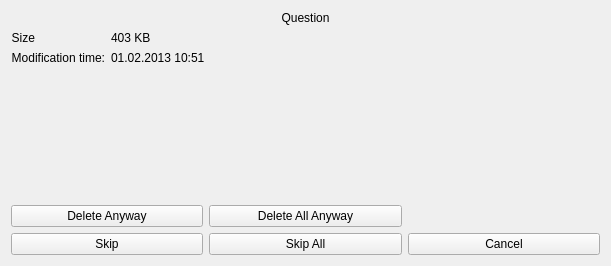
Old version of the form qt-app/src/progressdialogs/cpromptdialog.ui in the repository VioletGiraffe/file-commander.
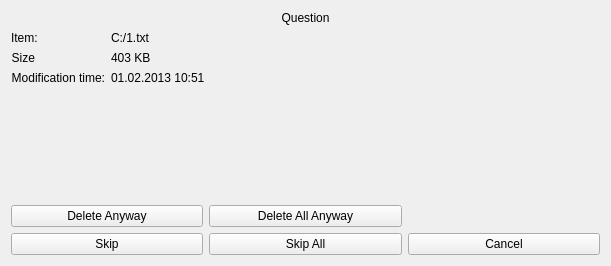
New version of the form. The open tabs and pages were chosen to show the change.

Patch:
```diff
--- a/qt-app/src/progressdialogs/cpromptdialog.ui
+++ b/qt-app/src/progressdialogs/cpromptdialog.ui
@@ -241,7 +241,7 @@
        </property>
        <item>
         <layout class="QFormLayout" name="formLayout">
-         <item row="0" column="0">
+         <item row="1" column="0">
           <widget class="QLabel" name="label_8">
            <property name="text">
             <string>Size</string>
@@ -251,14 +251,14 @@
            </property>
           </widget>
          </item>
-         <item row="0" column="1">
+         <item row="1" column="1">
           <widget class="QLabel" name="lblSize">
            <property name="text">
             <string>403 KB</string>
            </property>
           </widget>
          </item>
-         <item row="1" column="0">
+         <item row="2" column="0">
           <widget class="QLabel" name="label_9">
            <property name="text">
             <string>Modification time:</string>
@@ -268,13 +268,27 @@
            </property>
           </widget>
          </item>
-         <item row="1" column="1">
+         <item row="2" column="1">
           <widget class="QLabel" name="lblModTime">
            <property name="text">
             <string>01.02.2013 10:51</string>
            </property>
           </widget>
          </item>
+         <item row="0" column="0">
+          <widget class="QLabel" name="label_7">
+           <property name="text">
+            <string>Item:</string>
+           </property>
+          </widget>
+         </item>
+         <item row="0" column="1">
+          <widget class="QLabel" name="m_lblItemBeingDeleted">
+           <property name="text">
+            <string>C:/1.txt</string>
+           </property>
+          </widget>
+         </item>
         </layout>
        </item>
        <item>
```
Left out of the diff: 6 changed lines with no effect on the pictures.
